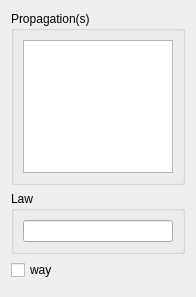
Qt form src/HEXABLOCKGUI/Propagation_QTD.ui (SalomePlatform/hexablock) before a commit.
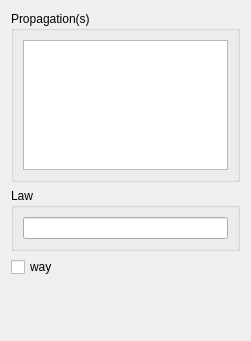
The same form after that commit.

```diff
--- a/src/HEXABLOCKGUI/Propagation_QTD.ui
+++ b/src/HEXABLOCKGUI/Propagation_QTD.ui
@@ -6,8 +6,8 @@
    <rect>
     <x>0</x>
     <y>0</y>
-    <width>196</width>
-    <height>297</height>
+    <width>251</width>
+    <height>341</height>
    </rect>
   </property>
   <property name="sizePolicy">
@@ -16,10 +16,16 @@
     <verstretch>0</verstretch>
    </sizepolicy>
   </property>
+  <property name="minimumSize">
+   <size>
+    <width>5</width>
+    <height>0</height>
+   </size>
+  </property>
   <property name="windowTitle">
    <string>Propagation</string>
   </property>
-  <layout class="QVBoxLayout" name="verticalLayout">
+  <layout class="QVBoxLayout" name="verticalLayout_2">
    <item>
     <widget class="QGroupBox" name="groupBox_2">
      <property name="sizePolicy">
@@ -37,15 +43,21 @@
      <property name="title">
       <string>Propagation(s)</string>
      </property>
-     <layout class="QVBoxLayout" name="verticalLayout_3">
+     <layout class="QVBoxLayout" name="verticalLayout">
       <item>
        <widget class="QListWidget" name="propagations_lw">
         <property name="sizePolicy">
-         <sizepolicy hsizetype="Preferred" vsizetype="Preferred">
+         <sizepolicy hsizetype="Preferred" vsizetype="Expanding">
           <horstretch>0</horstretch>
           <verstretch>0</verstretch>
          </sizepolicy>
         </property>
+        <property name="minimumSize">
+         <size>
+          <width>0</width>
+          <height>130</height>
+         </size>
+        </property>
        </widget>
       </item>
      </layout>
@@ -54,7 +66,7 @@
    <item>
     <widget class="QGroupBox" name="groupBox_3">
      <property name="sizePolicy">
-      <sizepolicy hsizetype="Preferred" vsizetype="Fixed">
+      <sizepolicy hsizetype="Preferred" vsizetype="Preferred">
        <horstretch>0</horstretch>
        <verstretch>0</verstretch>
       </sizepolicy>
@@ -62,7 +74,7 @@
      <property name="title">
       <string>Law</string>
      </property>
-     <layout class="QVBoxLayout" name="verticalLayout_4">
+     <layout class="QVBoxLayout" name="verticalLayout_3">
       <item>
        <widget class="QLineEdit" name="law_le">
         <property name="sizePolicy">
@@ -87,11 +99,30 @@
    </item>
    <item>
     <widget class="QCheckBox" name="way_cb">
+     <property name="sizePolicy">
+      <sizepolicy hsizetype="Preferred" vsizetype="Fixed">
+       <horstretch>0</horstretch>
+       <verstretch>0</verstretch>
+      </sizepolicy>
+     </property>
      <property name="text">
       <string>way</string>
      </property>
     </widget>
    </item>
+   <item>
+    <spacer name="verticalSpacer">
+     <property name="orientation">
+      <enum>Qt::Vertical</enum>
+     </property>
+     <property name="sizeHint" stdset="0">
+      <size>
+       <width>20</width>
+       <height>16777215</height>
+      </size>
+     </property>
+    </spacer>
+   </item>
    <item>
     <widget class="QDialogButtonBox" name="buttonBox">
      <property name="orientation">
```
